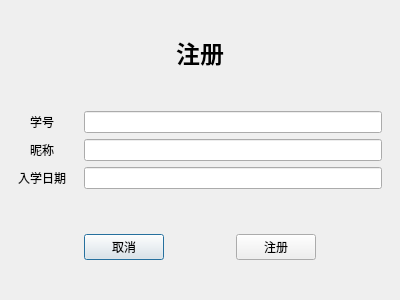
This is ui/reg.ui in fanenr/cxx-DB-client as Qt 5 draws it before an edit. The edited form follows.
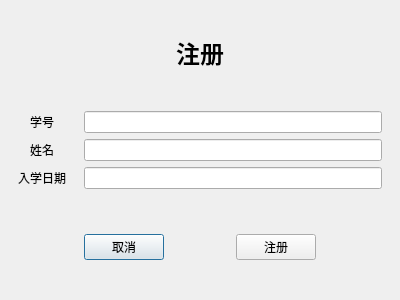
This is the edited form.

What changed in the file:
```diff
--- a/ui/reg.ui
+++ b/ui/reg.ui
@@ -66,7 +66,7 @@
      <item row="1" column="0">
       <widget class="QLabel" name="hint2">
        <property name="text">
-        <string>昵称</string>
+        <string>姓名</string>
        </property>
       </widget>
      </item>
```
